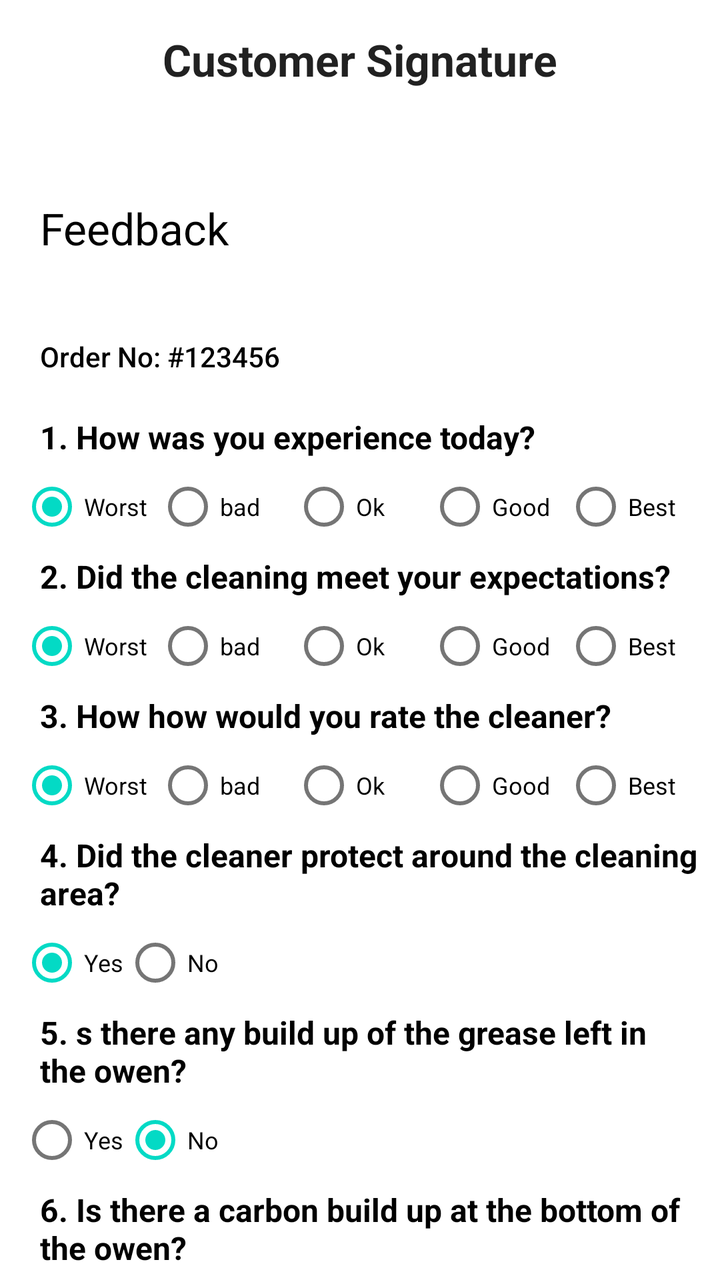
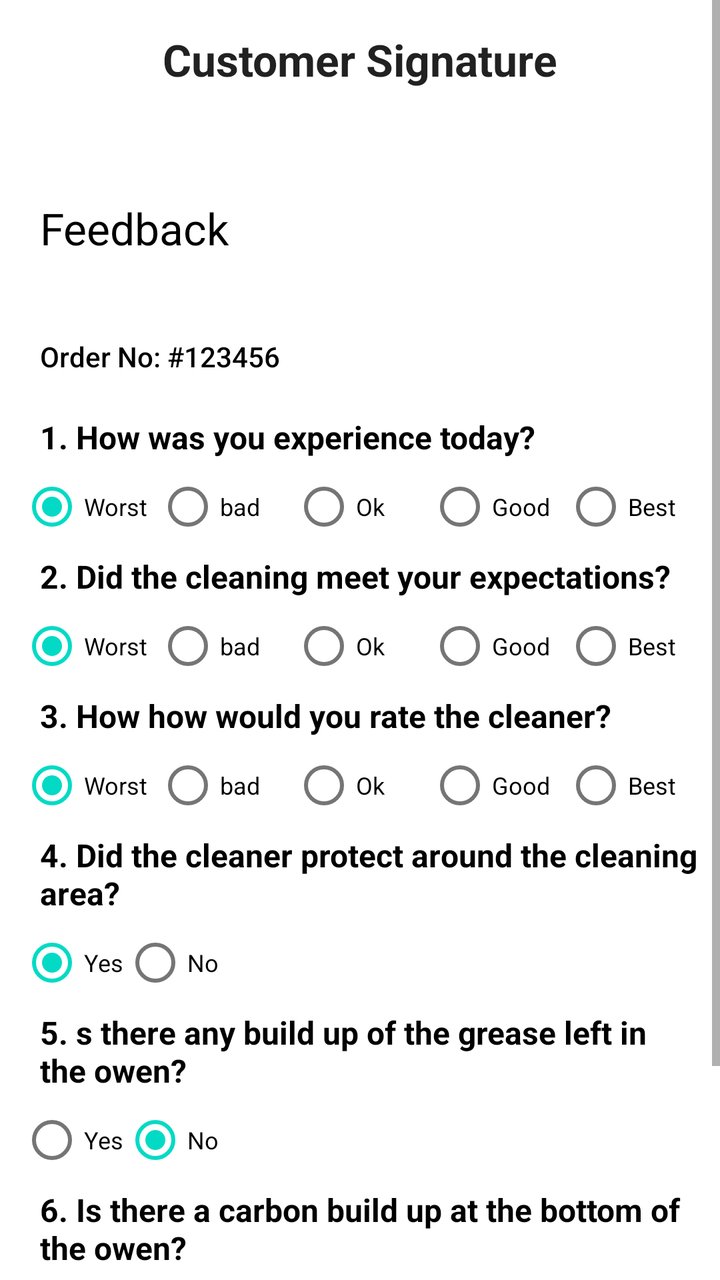

Before-and-after screenshots of an Android layout around one commit, followed by the original layout XML and the change that was made.
<!-- AndroidManifest.xml: application theme Theme.Cleaner -->
<!-- res/layout/activity_feedback.xml -->
<?xml version="1.0" encoding="utf-8"?>
<RelativeLayout xmlns:android="http://schemas.android.com/apk/res/android"
    xmlns:app="http://schemas.android.com/apk/res-auto"
    xmlns:tools="http://schemas.android.com/tools"
    android:layout_width="match_parent"
    android:layout_height="match_parent"
    android:orientation="vertical"
    tools:context=".FeedbackActivity">

    <TextView
        android:id="@+id/tv_title"
        android:layout_width="wrap_content"
        android:layout_height="wrap_content"
        android:text="Customer Signature"
        android:textAppearance="@style/TextAppearance.AppCompat.Large"
        android:textStyle="bold"
        android:layout_centerHorizontal="true"
        android:layout_margin="15dp"/>

    <androidx.core.widget.NestedScrollView
        android:layout_below="@+id/tv_title"
        android:id="@+id/nestedScroll"
        android:layout_width="match_parent"
        android:layout_height="wrap_content"
        android:visibility="visible">

        <LinearLayout
            android:layout_width="match_parent"
            android:layout_height="wrap_content"
            android:orientation="vertical">

            <TextView
                android:layout_width="wrap_content"
                android:layout_height="wrap_content"
                android:layout_marginTop="20dp"
                android:padding="20dp"
                android:text="Feedback"
                android:textAppearance="@style/TextAppearance.AppCompat.Large"
                android:textColor="@color/black" />

            <TextView
                android:layout_width="wrap_content"
                android:layout_height="wrap_content"
                android:padding="20dp"
                android:text="Order No: #123456"
                android:textAppearance="@style/TextAppearance.AppCompat.Body2"
                android:textColor="@color/black" />

            <TextView
                android:layout_width="wrap_content"
                android:layout_height="wrap_content"
                android:paddingStart="20dp"
                android:paddingEnd="10dp"
                android:text="1. How was you experience today?"
                android:textAppearance="@style/TextAppearance.AppCompat.Subhead"
                android:textColor="@color/black"
                android:textStyle="bold" />

            <RadioGroup
                android:layout_width="match_parent"
                android:layout_height="wrap_content"
                android:orientation="horizontal"
                android:paddingStart="10dp"
                android:paddingEnd="10dp">

                <RadioButton
                    android:id="@+id/rb_exp_worse"
                    android:layout_width="0dp"
                    android:layout_height="wrap_content"
                    android:layout_weight="1"
                    android:checked="true"
                    android:text="Worst"
                    android:textAppearance="@style/TextAppearance.AppCompat.Caption"
                    android:textColor="@color/black" />

                <RadioButton
                    android:id="@+id/rb_exp_bad"
                    android:layout_width="0dp"
                    android:layout_height="wrap_content"
                    android:layout_weight="1"
                    android:text="bad"
                    android:textAppearance="@style/TextAppearance.AppCompat.Caption"
                    android:textColor="@color/black" />

                <RadioButton
                    android:id="@+id/rb_exp_ok"
                    android:layout_width="0dp"
                    android:layout_height="wrap_content"
                    android:layout_weight="1"
                    android:text="Ok"
                    android:textAppearance="@style/TextAppearance.AppCompat.Caption"
                    android:textColor="@color/black" />

                <RadioButton
                    android:id="@+id/rb_exp_good"
                    android:layout_width="0dp"
                    android:layout_height="wrap_content"
                    android:layout_weight="1"
                    android:text="Good"
                    android:textAppearance="@style/TextAppearance.AppCompat.Caption"
                    android:textColor="@color/black" />

                <RadioButton
                    android:id="@+id/rb_exp_best"
                    android:layout_width="0dp"
                    android:layout_height="wrap_content"
                    android:layout_weight="1"
                    android:text="Best"
                    android:textAppearance="@style/TextAppearance.AppCompat.Caption"
                    android:textColor="@color/black" />

            </RadioGroup>


            <TextView
                android:layout_width="wrap_content"
                android:layout_height="wrap_content"
                android:paddingStart="20dp"
                android:paddingEnd="10dp"
                android:text="2. Did the cleaning meet your expectations?"
                android:textAppearance="@style/TextAppearance.AppCompat.Subhead"
                android:textColor="@color/black"
                android:textStyle="bold" />

            <RadioGroup
                android:layout_width="match_parent"
                android:layout_height="wrap_content"
                android:orientation="horizontal"
                android:paddingStart="10dp"
                android:paddingEnd="10dp">

                <RadioButton
                    android:id="@+id/rb_expa_worse"
                    android:layout_width="0dp"
                    android:layout_height="wrap_content"
                    android:layout_weight="1"
                    android:checked="true"
                    android:text="Worst"
                    android:textAppearance="@style/TextAppearance.AppCompat.Caption"
                    android:textColor="@color/black" />

                <RadioButton
                    android:id="@+id/rb_expa_bad"
                    android:layout_width="0dp"
                    android:layout_height="wrap_content"
                    android:layout_weight="1"
                    android:text="bad"
                    android:textAppearance="@style/TextAppearance.AppCompat.Caption"
                    android:textColor="@color/black" />

                <RadioButton
                    android:id="@+id/rb_expa_ok"
                    android:layout_width="0dp"
                    android:layout_height="wrap_content"
                    android:layout_weight="1"
                    android:text="Ok"
                    android:textAppearance="@style/TextAppearance.AppCompat.Caption"
                    android:textColor="@color/black" />

                <RadioButton
                    android:id="@+id/rb_expa_good"
                    android:layout_width="0dp"
                    android:layout_height="wrap_content"
                    android:layout_weight="1"
                    android:text="Good"
                    android:textAppearance="@style/TextAppearance.AppCompat.Caption"
                    android:textColor="@color/black" />

                <RadioButton
                    android:id="@+id/rb_expa_best"
                    android:layout_width="0dp"
                    android:layout_height="wrap_content"
                    android:layout_weight="1"
                    android:text="Best"
                    android:textAppearance="@style/TextAppearance.AppCompat.Caption"
                    android:textColor="@color/black" />

            </RadioGroup>

            <TextView
                android:layout_width="wrap_content"
                android:layout_height="wrap_content"
                android:paddingStart="20dp"
                android:paddingEnd="10dp"
                android:text="3. How how would you rate the cleaner?"
                android:textAppearance="@style/TextAppearance.AppCompat.Subhead"
                android:textColor="@color/black"
                android:textStyle="bold" />

            <RadioGroup
                android:layout_width="match_parent"
                android:layout_height="wrap_content"
                android:orientation="horizontal"
                android:paddingStart="10dp"
                android:paddingEnd="10dp">

                <RadioButton
                    android:id="@+id/rb_rate_worse"
                    android:layout_width="0dp"
                    android:layout_height="wrap_content"
                    android:layout_weight="1"
                    android:checked="true"
                    android:text="Worst"
                    android:textAppearance="@style/TextAppearance.AppCompat.Caption"
                    android:textColor="@color/black" />

                <RadioButton
                    android:id="@+id/rb_rate_bad"
                    android:layout_width="0dp"
                    android:layout_height="wrap_content"
                    android:layout_weight="1"
                    android:text="bad"
                    android:textAppearance="@style/TextAppearance.AppCompat.Caption"
                    android:textColor="@color/black" />

                <RadioButton
                    android:id="@+id/rb_rate_ok"
                    android:layout_width="0dp"
                    android:layout_height="wrap_content"
                    android:layout_weight="1"
                    android:text="Ok"
                    android:textAppearance="@style/TextAppearance.AppCompat.Caption"
                    android:textColor="@color/black" />

                <RadioButton
                    android:id="@+id/rb_rate_good"
                    android:layout_width="0dp"
                    android:layout_height="wrap_content"
                    android:layout_weight="1"
                    android:text="Good"
                    android:textAppearance="@style/TextAppearance.AppCompat.Caption"
                    android:textColor="@color/black" />

                <RadioButton
                    android:id="@+id/rb_rate_best"
                    android:layout_width="0dp"
                    android:layout_height="wrap_content"
                    android:layout_weight="1"
                    android:text="Best"
                    android:textAppearance="@style/TextAppearance.AppCompat.Caption"
                    android:textColor="@color/black" />

            </RadioGroup>


            <TextView
                android:layout_width="wrap_content"
                android:layout_height="wrap_content"
                android:paddingStart="20dp"
                android:paddingEnd="10dp"
                android:text="4. Did the cleaner protect around the cleaning area?"
                android:textAppearance="@style/TextAppearance.AppCompat.Subhead"
                android:textColor="@color/black"
                android:textStyle="bold" />

            <RadioGroup
                android:layout_width="match_parent"
                android:layout_height="wrap_content"
                android:orientation="horizontal"
                android:paddingStart="10dp"
                android:paddingEnd="10dp">

                <RadioButton
                    android:id="@+id/rb_protect_yes"
                    android:layout_width="wrap_content"
                    android:layout_height="wrap_content"
                    android:checked="true"
                    android:text="Yes"
                    android:textAppearance="@style/TextAppearance.AppCompat.Caption"
                    android:textColor="@color/black" />

                <RadioButton
                    android:id="@+id/rb_protect_no"
                    android:layout_width="wrap_content"
                    android:layout_height="wrap_content"
                    android:text="No"
                    android:textAppearance="@style/TextAppearance.AppCompat.Caption"
                    android:textColor="@color/black" />
            </RadioGroup>


            <TextView
                android:layout_width="wrap_content"
                android:layout_height="wrap_content"
                android:paddingStart="20dp"
                android:paddingEnd="10dp"
                android:text="5. s there any build up of the grease left in the owen?"
                android:textAppearance="@style/TextAppearance.AppCompat.Subhead"
                android:textColor="@color/black"
                android:textStyle="bold" />

            <RadioGroup
                android:layout_width="match_parent"
                android:layout_height="wrap_content"
                android:orientation="horizontal"
                android:paddingStart="10dp"
                android:paddingEnd="10dp">

                <RadioButton
                    android:id="@+id/rb_grease_left_yes"
                    android:layout_width="wrap_content"
                    android:layout_height="wrap_content"
                    android:text="Yes"
                    android:textAppearance="@style/TextAppearance.AppCompat.Caption"
                    android:textColor="@color/black" />

                <RadioButton
                    android:id="@+id/rb_grease_left_no"
                    android:layout_width="wrap_content"
                    android:layout_height="wrap_content"
                    android:checked="true"
                    android:text="No"
                    android:textAppearance="@style/TextAppearance.AppCompat.Caption"
                    android:textColor="@color/black" />
            </RadioGroup>


            <TextView
                android:layout_width="wrap_content"
                android:layout_height="wrap_content"
                android:paddingStart="20dp"
                android:paddingEnd="10dp"
                android:text="6. Is there a carbon build up at the bottom of the owen?"
                android:textAppearance="@style/TextAppearance.AppCompat.Subhead"
                android:textColor="@color/black"
                android:textStyle="bold" />

            <RadioGroup
                android:layout_width="match_parent"
                android:layout_height="wrap_content"
                android:orientation="horizontal"
                android:paddingStart="10dp"
                android:paddingEnd="10dp">

                <RadioButton
                    android:id="@+id/rb_carbon_yes"
                    android:layout_width="wrap_content"
                    android:layout_height="wrap_content"
                    android:text="Yes"
                    android:textAppearance="@style/TextAppearance.AppCompat.Caption"
                    android:textColor="@color/black" />

                <RadioButton
                    android:id="@+id/rb_carbon_no"
                    android:layout_width="wrap_content"
                    android:layout_height="wrap_content"
                    android:checked="true"
                    android:text="No"
                    android:textAppearance="@style/TextAppearance.AppCompat.Caption"
                    android:textColor="@color/black" />
            </RadioGroup>

            <TextView
                android:id="@+id/tv_submit"
                android:layout_width="match_parent"
                android:layout_height="wrap_content"
                android:layout_margin="20dp"
                android:background="@drawable/addon_button_bachground"
                android:gravity="center"
                android:padding="12dp"
                android:text="Submit"
                android:textAppearance="@style/TextAppearance.AppCompat.Subhead"
                android:textColor="@color/white"
                android:textStyle="bold" />
        </LinearLayout>

    </androidx.core.widget.NestedScrollView>

    <RelativeLayout
        android:id="@+id/rl_sign"
        android:layout_width="match_parent"
        android:layout_below="@+id/tv_title"
        android:layout_height="wrap_content"
        android:background="@color/white"
        android:visibility="gone">

        <com.github.gcacace.signaturepad.views.SignaturePad
            android:id="@+id/signature_pad"
            android:layout_width="match_parent"
            android:layout_height="500dp"
            app:penColor="@android:color/black" />

        <TextView
            android:id="@+id/tv_clear"
            android:layout_below="@+id/signature_pad"
            android:layout_width="wrap_content"
            android:layout_height="wrap_content"
            android:background="@color/purple_200"
            android:paddingStart="20dp"
            android:paddingTop="10dp"
            android:layout_margin="15dp"
            android:paddingEnd="20dp"
            android:paddingBottom="10dp"
            android:text="Clear"
            android:textAppearance="@style/TextAppearance.AppCompat.Body2"
            android:textColor="@color/white" />
        <TextView
            android:layout_toEndOf="@+id/tv_clear"
            android:layout_toStartOf="@+id/tv_save"
            android:layout_below="@+id/signature_pad"
            android:layout_width="wrap_content"
            android:layout_height="wrap_content"
            android:paddingTop="10dp"
            android:layout_marginTop="15dp"
            android:gravity="center"
            android:paddingBottom="10dp"
            android:text="Sign above"
            android:textAppearance="@style/TextAppearance.AppCompat.Body2"
            android:textColor="@color/gray" />
        <TextView
            android:id="@+id/tv_save"
            android:layout_width="wrap_content"
            android:layout_height="wrap_content"
            android:background="@color/purple_200"
            android:layout_margin="15dp"
            android:paddingStart="20dp"
            android:layout_alignParentEnd="true"
            android:layout_below="@+id/signature_pad"
            android:paddingTop="10dp"
            android:paddingEnd="20dp"
            android:paddingBottom="10dp"
            android:text="Confirm"
            android:textAppearance="@style/TextAppearance.AppCompat.Body2"
            android:textColor="@color/white" />
    </RelativeLayout>

</RelativeLayout>
<!-- resources referenced by this layout -->
<resources>
  <color name="black">#FF000000</color>
  <color name="gray">#A1000000</color>
  <color name="purple_200">#FFBB86FC</color>
  <color name="white">#FFFFFFFF</color>
  <!-- drawable addon_button_bachground (drawable) -->
  <?xml version="1.0" encoding="utf-8"?>
  <shape xmlns:android="http://schemas.android.com/apk/res/android">
      <corners android:radius="25dp"/>
      <solid android:color="#FE825B"/>
  </shape>
  <style name="Theme.Cleaner" parent="Theme.MaterialComponents.Light.NoActionBar">
          
          <item name="colorPrimary">@color/purple_500</item>
          <item name="colorPrimaryVariant">#087F7B</item>
          <item name="colorOnPrimary">@color/white</item>
          
          <item name="colorSecondary">@color/teal_200</item>
          <item name="colorSecondaryVariant">@color/teal_700</item>
          <item name="colorOnSecondary">@color/black</item>
          
          <item name="android:statusBarColor" tools:targetApi="l">?attr/colorPrimaryVariant</item>
          
  
  
      </style>
  <color name="purple_500">#FF6200EE</color>
  <color name="teal_200">#FF03DAC5</color>
  <color name="teal_700">#FF018786</color>
</resources>

<!-- the commit's change to res/layout/activity_feedback.xml (unified diff, before → after) -->
@@ -6,6 +6,19 @@
     android:layout_height="match_parent"
     android:orientation="vertical"
     tools:context=".FeedbackActivity">
+
+    <ScrollView
+        android:layout_width="match_parent"
+        android:layout_height="match_parent">
+
+
+
+
+    <RelativeLayout
+        android:layout_width="match_parent"
+        android:layout_height="match_parent">
+
+
 
     <TextView
         android:id="@+id/tv_title"
@@ -423,5 +436,7 @@
             android:textAppearance="@style/TextAppearance.AppCompat.Body2"
             android:textColor="@color/white" />
     </RelativeLayout>
-
+    </RelativeLayout>
+
+    </ScrollView>
 </RelativeLayout>
